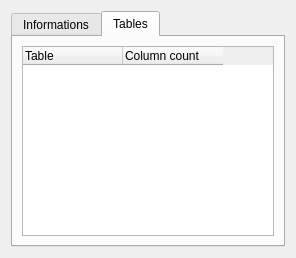
Qt form src/tabwidget/schemawidget.ui (FrenchDilettante/dbmaster) before a commit.
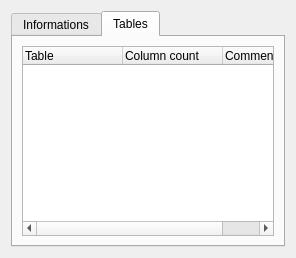
The same form after that commit. The open tabs and pages were chosen to show the change.

```diff
--- a/src/tabwidget/schemawidget.ui
+++ b/src/tabwidget/schemawidget.ui
@@ -70,9 +70,6 @@
       <layout class="QGridLayout" name="gridLayout_3">
        <item row="0" column="0">
         <widget class="QTreeWidget" name="tableTree">
-         <attribute name="headerStretchLastSection">
-          <bool>false</bool>
-         </attribute>
          <column>
           <property name="text">
            <string>Table</string>
@@ -83,6 +80,11 @@
            <string>Column count</string>
           </property>
          </column>
+         <column>
+          <property name="text">
+           <string>Comment</string>
+          </property>
+         </column>
         </widget>
        </item>
       </layout>
```
Left out of the diff: 2 changed lines with no effect on the pictures.
